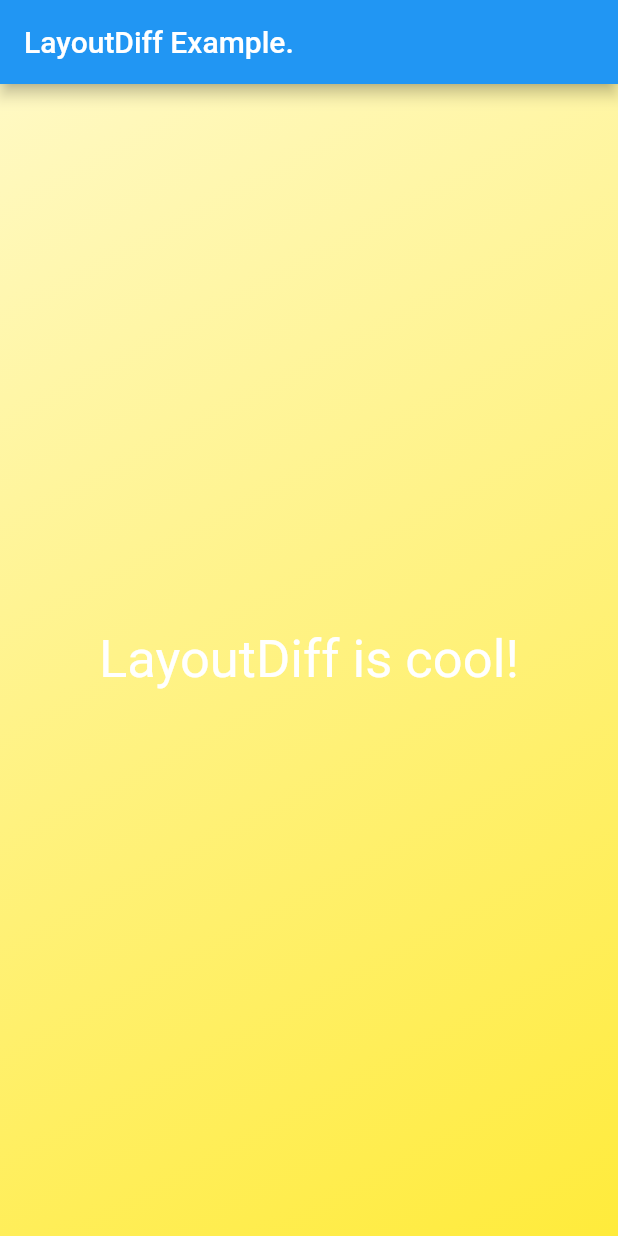
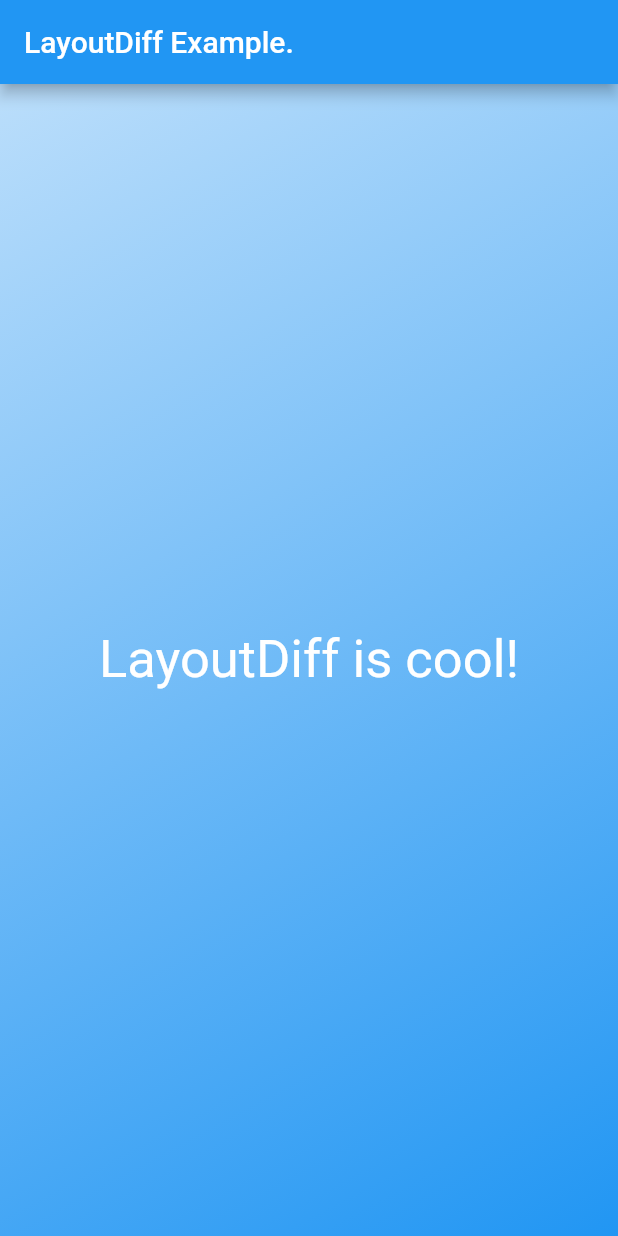
Before and after one commit to LayoutDiff/layoutdiff-app-example, a Flutter app: the screen it shows after launch, on a phone screen of 412 x 824 dp. Run offline on Flutter 3.47's test engine with Material 2 defaults, Android fonts, the phone set to English and light mode, and no system bars.

Commit message:
Update main.dart

```diff
--- a/lib/main.dart
+++ b/lib/main.dart
@@ -17,7 +17,7 @@ class LayoutDiffExample extends StatelessWidget {
             gradient: LinearGradient(
               begin: Alignment.topLeft,
               end: Alignment.bottomRight,
-              colors: [Colors.yellow[100], Colors.yellow[500]]
+              colors: [Colors.blue[100], Colors.blue[500]]
             )
           ),
           child: Center(
```
